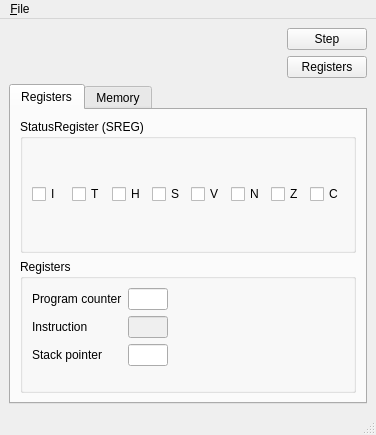
Old version of the form ui/ui/MainWindow.ui in the repository mlafroce/avr-avogadro.
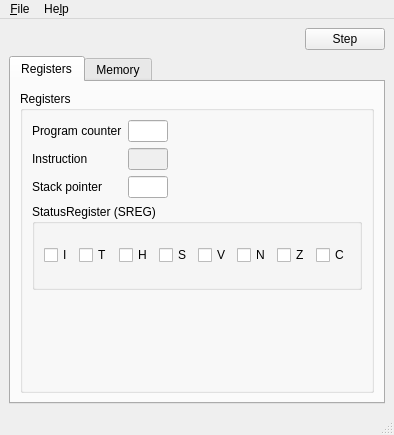
New version of the form. Custom widgets are drawn as their Qt base class.

The edit to the form file:
```diff
--- a/ui/ui/MainWindow.ui
+++ b/ui/ui/MainWindow.ui
@@ -6,7 +6,7 @@
    <rect>
     <x>0</x>
     <y>0</y>
-    <width>376</width>
+    <width>375</width>
     <height>435</height>
    </rect>
   </property>
@@ -39,33 +39,6 @@
       </item>
      </layout>
     </item>
-    <item>
-     <layout class="QHBoxLayout" name="horizontalLayout_2">
-      <item>
-       <spacer name="horizontalSpacer_2">
-        <property name="orientation">
-         <enum>Qt::Horizontal</enum>
-        </property>
-        <property name="sizeHint" stdset="0">
-         <size>
-          <width>40</width>
-          <height>20</height>
-         </size>
-        </property>
-       </spacer>
-      </item>
-      <item>
-       <widget class="QPushButton" name="toggleRegisterButton">
-        <property name="text">
-         <string>Registers</string>
-        </property>
-        <property name="checkable">
-         <bool>true</bool>
-        </property>
-       </widget>
-      </item>
-     </layout>
-    </item>
     <item>
      <widget class="QTabWidget" name="tabWidget">
       <property name="currentIndex">
@@ -76,71 +49,6 @@
         <string>Registers</string>
        </attribute>
        <layout class="QVBoxLayout" name="registerLayout">
-        <item>
-         <widget class="QGroupBox" name="groupBox">
-          <property name="title">
-           <string>StatusRegister (SREG)</string>
-          </property>
-          <layout class="QHBoxLayout" name="checkboxLayout">
-           <item>
-            <widget class="QCheckBox" name="iCheckBox">
-             <property name="text">
-              <string>I</string>
-             </property>
-            </widget>
-           </item>
-           <item>
-            <widget class="QCheckBox" name="tCheckBox">
-             <property name="text">
-              <string>T</string>
-             </property>
-            </widget>
-           </item>
-           <item>
-            <widget class="QCheckBox" name="hCheckBox">
-             <property name="text">
-              <string>H</string>
-             </property>
-            </widget>
-           </item>
-           <item>
-            <widget class="QCheckBox" name="sCheckBox">
-             <property name="text">
-              <string>S</string>
-             </property>
-            </widget>
-           </item>
-           <item>
-            <widget class="QCheckBox" name="vCheckBox">
-             <property name="text">
-              <string>V</string>
-             </property>
-            </widget>
-           </item>
-           <item>
-            <widget class="QCheckBox" name="nCheckBox">
-             <property name="text">
-              <string>N</string>
-             </property>
-            </widget>
-           </item>
-           <item>
-            <widget class="QCheckBox" name="zCheckBox">
-             <property name="text">
-              <string>Z</string>
-             </property>
-            </widget>
-           </item>
-           <item>
-            <widget class="QCheckBox" name="cCheckBox">
-             <property name="text">
-              <string>C</string>
-             </property>
-            </widget>
-           </item>
-          </layout>
-         </widget>
-        </item>
         <item>
          <widget class="QGroupBox" name="registerGroupBox">
           <property name="enabled">
@@ -260,6 +168,71 @@
              </item>
             </layout>
            </item>
+           <item>
+            <widget class="QGroupBox" name="groupBox">
+             <property name="title">
+              <string>StatusRegister (SREG)</string>
+             </property>
+             <layout class="QHBoxLayout" name="checkboxLayout">
+              <item>
+               <widget class="QCheckBox" name="iCheckBox">
+                <property name="text">
+                 <string>I</string>
+                </property>
+               </widget>
+              </item>
+              <item>
+               <widget class="QCheckBox" name="tCheckBox">
+                <property name="text">
+                 <string>T</string>
+                </property>
+               </widget>
+              </item>
+              <item>
+               <widget class="QCheckBox" name="hCheckBox">
+                <property name="text">
+                 <string>H</string>
+                </property>
+               </widget>
+              </item>
+              <item>
+               <widget class="QCheckBox" name="sCheckBox">
+                <property name="text">
+                 <string>S</string>
+                </property>
+               </widget>
+              </item>
+              <item>
+               <widget class="QCheckBox" name="vCheckBox">
+                <property name="text">
+                 <string>V</string>
+                </property>
+               </widget>
+              </item>
+              <item>
+               <widget class="QCheckBox" name="nCheckBox">
+                <property name="text">
+                 <string>N</string>
+                </property>
+               </widget>
+              </item>
+              <item>
+               <widget class="QCheckBox" name="zCheckBox">
+                <property name="text">
+                 <string>Z</string>
+                </property>
+               </widget>
+              </item>
+              <item>
+               <widget class="QCheckBox" name="cCheckBox">
+                <property name="text">
+                 <string>C</string>
+                </property>
+               </widget>
+              </item>
+             </layout>
+            </widget>
+           </item>
            <item>
             <widget class="RegisterWidget" name="registerWidget" native="true"/>
            </item>
@@ -297,8 +270,8 @@
     <rect>
      <x>0</x>
      <y>0</y>
-     <width>376</width>
-     <height>30</height>
+     <width>390</width>
+     <height>19</height>
     </rect>
    </property>
    <widget class="QMenu" name="fileMenu">
@@ -307,7 +280,14 @@
     </property>
     <addaction name="loadFileMenuAction"/>
    </widget>
+   <widget class="QMenu" name="menuHelp">
+    <property name="title">
+     <string>He&amp;lp</string>
+    </property>
+    <addaction name="gettingStartedMenuAction"/>
+   </widget>
    <addaction name="fileMenu"/>
+   <addaction name="menuHelp"/>
   </widget>
   <widget class="QStatusBar" name="statusbar"/>
   <action name="loadFileMenuAction">
```
Left out of the diff: 33 changed lines with no effect on the pictures.
